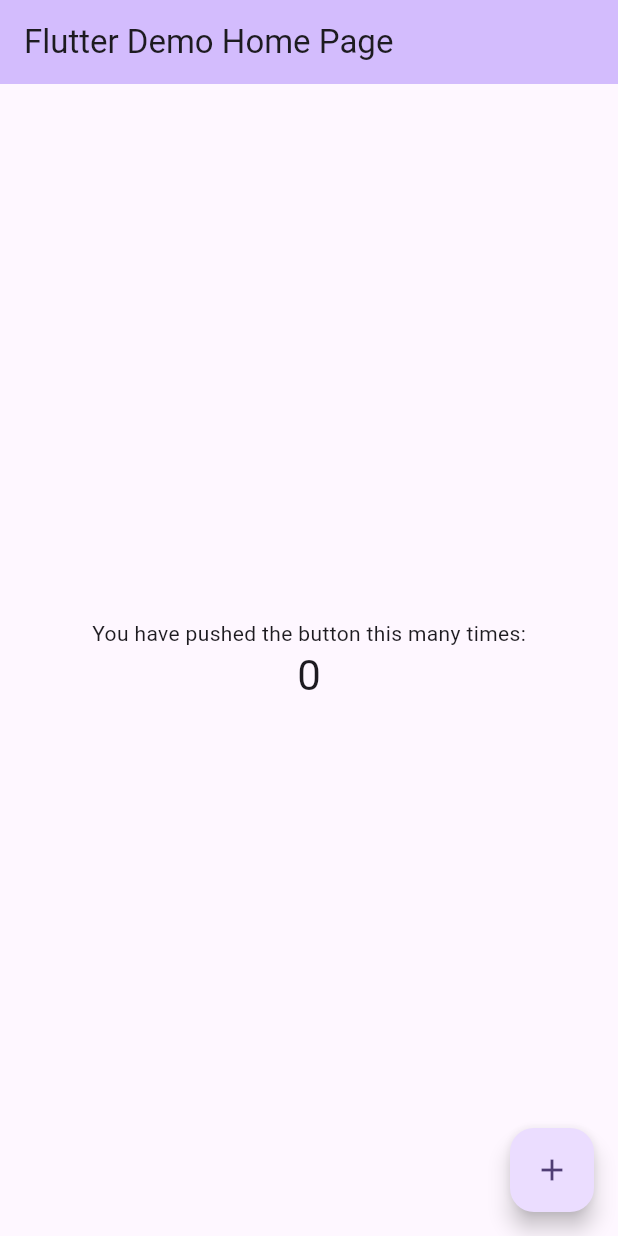
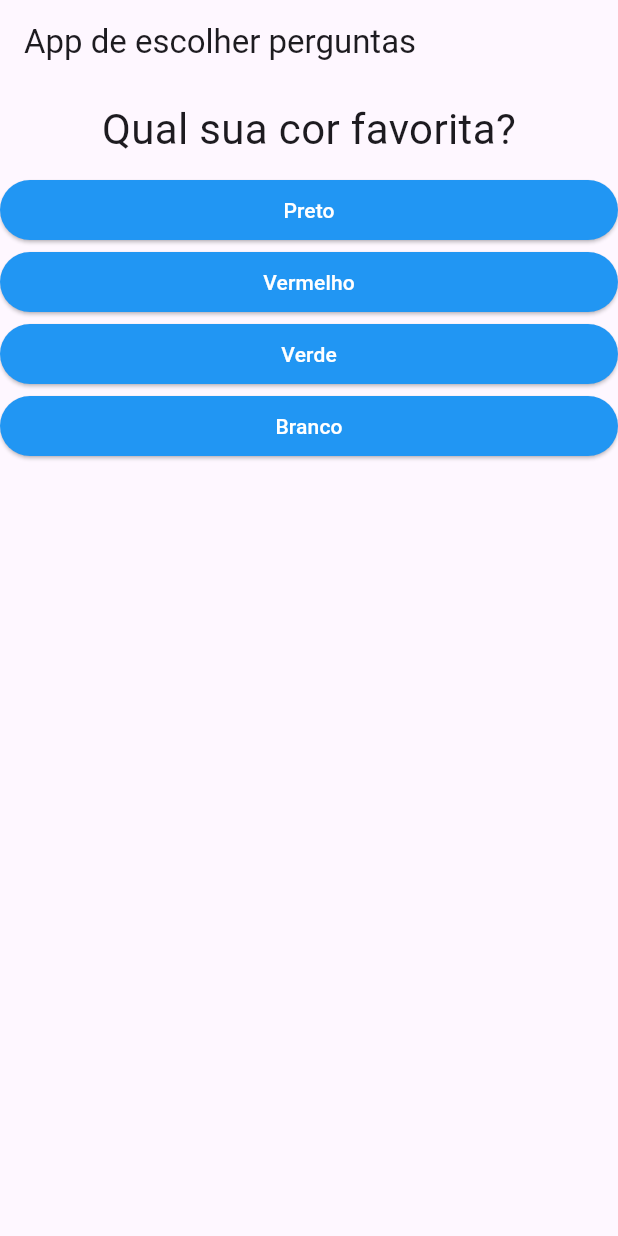
Before and after one commit to carlosyamanaka/curso_flutter, a Flutter app: the screen it shows after launch, on a phone screen of 412 x 824 dp. Run offline on Flutter 3.47's test engine with Material 3 defaults, Android fonts, the phone set to English and light mode, and no system bars.

Commit message:
Progresso nos exercicios, iniciando o módulo de funções e na parte de Flutter: componentizei questao e resposta

```diff
--- a/projeto_perguntas/lib/main.dart
+++ b/projeto_perguntas/lib/main.dart
@@ -1,108 +1,67 @@
 import 'package:flutter/material.dart';
+import './questao.dart';
+import './resposta.dart';
 
-void main() {
-  runApp(const MyApp());
+main() {
+  runApp(PerguntaApp());
 }
 
-class MyApp extends StatelessWidget {
-  const MyApp({super.key});
+class _PerguntaAppState extends State<PerguntaApp> {
+  var _pergunta_selecionada = 0;
+
+  void _responder() {
+    setState(() {
+      _pergunta_selecionada++;
+    });
+    print("Pergunta respondida");
+  }
+
   @override
   Widget build(BuildContext context) {
+    final perguntas = [
+      {
+        'texto': 'Qual sua cor favorita?',
+        'respostas': ['Preto', 'Vermelho', 'Verde', 'Branco'],
+      },
+      {
+        'texto': 'Qual seu animal favorito?',
+        'respostas': ['Coelho', 'Cobra', 'Elefante', 'Leão'],
+      },
+      {
+        'texto': 'Qual seu instrutor favorito?',
+        'respostas': ['Maria', 'Joao', 'Leo', 'Pedro'],
+      },
+    ];
+
+    List<String> respostas = perguntas[_pergunta_selecionada].cast()['respostas'];
+    List<Widget> widgets = respostas
+    .map((texto) => Resposta(texto, _responder))
+    .toList();
+
+    // for (var textoResp in respostas) {
+    //   widgets.add(Resposta(textoResp, _responder));
+    // }
+
+
+
     return MaterialApp(
-      title: 'Flutter Demo',
-      theme: ThemeData(
-        colorScheme: ColorScheme.fromSeed(seedColor: Colors.deepPurple),
-        useMaterial3: true,
+      home: Scaffold(
+        appBar: AppBar(
+          title: Text('App de escolher perguntas'),
+        ),
+        body: Column(
+          children: [
+            Questao(perguntas[_pergunta_selecionada]['texto'].toString()),
+            ...widgets,
+          ],
+        ),
       ),
-      home: const MyHomePage(title: 'Flutter Demo Home Page'),
     );
   }
 }
 
-class MyHomePage extends StatefulWidget {
-  const MyHomePage({super.key, required this.title});
-
-  // This widget is the home page of your application. It is stateful, meaning
-  // that it has a State object (defined below) that contains fields that affect
-  // how it looks.
-
-  // This class is the configuration for the state. It holds the values (in this
-  // case the title) provided by the parent (in this case the App widget) and
-  // used by the build method of the State. Fields in a Widget subclass are
-  // always marked "final".
-
-  final String title;
-
-  @override
-  State<MyHomePage> createState() => _MyHomePageState();
-}
-
-class _MyHomePageState extends State<MyHomePage> {
-  int _counter = 0;
-
-  void _incrementCounter() {
-    setState(() {
-      // This call to setState tells the Flutter framework that something has
-      // changed in this State, which causes it to rerun the build method below
-      // so that the display can reflect the updated values. If we changed
-      // _counter without calling setState(), then the build method would not be
-      // called again, and so nothing would appear to happen.
-      _counter++;
-    });
-  }
-
-  @override
-  Widget build(BuildContext context) {
-    // This method is rerun every time setState is called, for instance as done
-    // by the _incrementCounter method above.
-    //
-    // The Flutter framework has been optimized to make rerunning build methods
-    // fast, so that you can just rebuild anything that needs updating rather
-    // than having to individually change instances of widgets.
-    return Scaffold(
-      appBar: AppBar(
-        // TRY THIS: Try changing the color here to a specific color (to
-        // Colors.amber, perhaps?) and trigger a hot reload to see the AppBar
-        // change color while the other colors stay the same.
-        backgroundColor: Theme.of(context).colorScheme.inversePrimary,
-        // Here we take the value from the MyHomePage object that was created by
-        // the App.build method, and use it to set our appbar title.
-        title: Text(widget.title),
-      ),
-      body: Center(
-        // Center is a layout widget. It takes a single child and positions it
-        // in the middle of the parent.
-        child: Column(
-          // Column is also a layout widget. It takes a list of children and
-          // arranges them vertically. By default, it sizes itself to fit its
-          // children horizontally, and tries to be as tall as its parent.
-          //
-          // Column has various properties to control how it sizes itself and
-          // how it positions its children. Here we use mainAxisAlignment to
-          // center the children vertically; the main axis here is the vertical
-          // axis because Columns are vertical (the cross axis would be
-          // horizontal).
-          //
-          // TRY THIS: Invoke "debug painting" (choose the "Toggle Debug Paint"
-          // action in the IDE, or press "p" in the console), to see the
-          // wireframe for each widget.
-          mainAxisAlignment: MainAxisAlignment.center,
-          children: <Widget>[
-            const Text(
-              'You have pushed the button this many times:',
-            ),
-            Text(
-              '$_counter',
-              style: Theme.of(context).textTheme.headlineMedium,
-            ),
-          ],
-        ),
-      ),
-      floatingActionButton: FloatingActionButton(
-        onPressed: _incrementCounter,
-        tooltip: 'Increment',
-        child: const Icon(Icons.add),
-      ), // This trailing comma makes auto-formatting nicer for build methods.
-    );
+class PerguntaApp extends StatefulWidget {
+  _PerguntaAppState createState() {
+    return _PerguntaAppState();
   }
 }
--- /dev/null
+++ b/projeto_perguntas/lib/questao.dart
@@ -0,0 +1,20 @@
+import 'package:flutter/material.dart';
+
+class Questao extends StatelessWidget {
+  final String texto;
+
+  Questao(this.texto);
+
+  @override
+  Widget build(BuildContext context) {
+    return Container(
+      width: double.infinity,
+      margin: EdgeInsets.all(10),
+      child: Text(
+        texto,
+        style: TextStyle(fontSize: 28),
+        textAlign: TextAlign.center,
+      ),
+    );
+  }
+}
--- /dev/null
+++ b/projeto_perguntas/lib/resposta.dart
@@ -0,0 +1,24 @@
+import 'package:flutter/material.dart';
+
+class Resposta extends StatelessWidget {
+  final String texto;
+
+  final void Function() quandoSelecionado;
+
+  Resposta(this.texto, this.quandoSelecionado);
+
+  @override
+  Widget build(BuildContext context) {
+    return Container(
+      width: double.infinity,
+      child: ElevatedButton(
+        child: Text(texto),
+        onPressed: quandoSelecionado,
+        style: ElevatedButton.styleFrom(
+            // textStyle: TextStyle(color: Colors.amber),
+            backgroundColor: Colors.blue,
+            foregroundColor: Colors.white),
+      ),
+    );
+  }
+}
```
Also changed, not shown: exercicios/01_variaveis.dart (added, +14 -0 lines), exercicios/02_constantes.dart (added, +13 -0 lines), exercicios/03_tipos_basicos.dart (added, +10 -0 lines), exercicios/04_tipos_basicos_2.dart (added, +28 -0 lines), exercicios/05_notacao_ponto.dart (added, +12 -0 lines), exercicios/06_operadores.dart (added, +13 -0 lines), exercicios/07_constantes_02.dart (added, +8 -0 lines), exercicios/08_interpolacao.dart (added, +14 -0 lines), exercicios/09_generics.dart (added, +14 -0 lines), exercicios/10_for_map.dart (added, +19 -0 lines), exercicios/11_while.dart (added, +11 -0 lines), exercicios/12_switch.dart (added, +25 -0 lines), exercicios/13_break_continue.dart (added, +21 -0 lines), exercicios/14_desafio_for.dart (added, +7 -0 lines).
